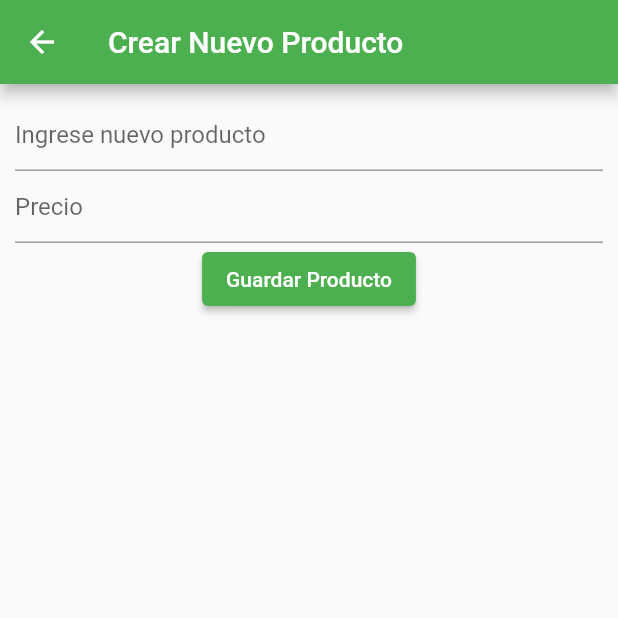
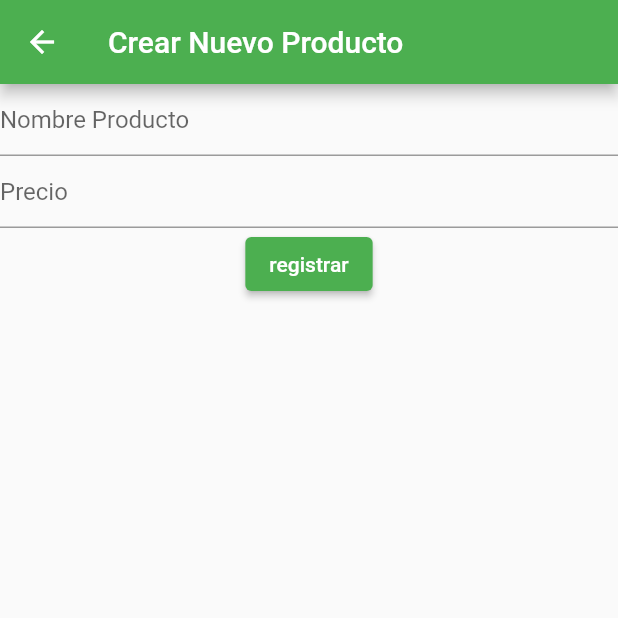
Before and after one commit to GalvanNelson/tienda, a Flutter app: the CrearProducto screen opened by its route, on a phone screen of 412 x 824 dp, the top half of it. Run offline on Flutter 3.47's test engine with Material 2 defaults, Android fonts, the phone set to English and light mode, and no system bars; our stand-ins replace cloud_firestore, firebase_core, firebase_storage, google_fonts, image_picker; accounts and stored records are empty.

Commit message:
validador de formulario para registrar producto

```diff
--- /dev/null
+++ b/lib/models/inventario.dart
@@ -0,0 +1,16 @@
+import 'package:tienda/models/producto.dart';
+
+class Inventario extends Producto {
+  final List _listaInventario = [];
+
+  Inventario({
+    String? nombreProducto,
+    double? precio,
+  }) : super(nombreProducto, precio);
+
+  get listaInvenatrio => _listaInventario;
+
+  void adicionarProducto(String nombreProducto, double precio) {
+    _listaInventario.add(Producto(nombreProducto, precio));
+  }
+}
--- a/lib/models/inventario_models.dart
+++ /dev/null
@@ -1,6 +0,0 @@
-class InventarioModels {
-  String nombreItem;
-  double precio;
-
-  InventarioModels(this.nombreItem, this.precio);
-}
--- /dev/null
+++ b/lib/models/producto.dart
@@ -0,0 +1,6 @@
+class Producto {
+  String? nombreProducto;
+  double? precio;
+
+  Producto(this.nombreProducto, this.precio);
+}
--- a/lib/routes/routers.dart
+++ b/lib/routes/routers.dart
@@ -16,5 +16,5 @@ final routers = {
   '/crearProducto': (context) => const CrearProducto(),
   '/editarProducto': (context) => const EditarProducto(),
   '/error404': (context) => const Error404(),
-  '/ventas': (context) => const RegistrarVentas()
+  '/ventas': (context) => RegistrarVentas()
 };
--- a/lib/screens/gestionar_inventario/crear_producto.dart
+++ b/lib/screens/gestionar_inventario/crear_producto.dart
@@ -1,5 +1,6 @@
 import 'package:flutter/material.dart';
-import '../../services/inventario_services.dart';
+import '../../models/inventario.dart';
+import '../../services/data_base_inventario.dart';
 
 class CrearProducto extends StatefulWidget {
   const CrearProducto({super.key});
@@ -19,30 +20,62 @@ class _CrearProductoState extends State<CrearProducto> {
         appBar: AppBar(
           title: const Text('Crear Nuevo Producto'),
         ),
-      body: Padding(
-        padding: const EdgeInsets.all(10.0),
+        body: const FormRegistrarProducto());
+  }
+}
+
+class FormRegistrarProducto extends StatefulWidget {
+  const FormRegistrarProducto({super.key});
+
+  @override
+  State<FormRegistrarProducto> createState() => _FormRegistrarProductoState();
+}
+
+class _FormRegistrarProductoState extends State<FormRegistrarProducto> {
+  final invetario = Inventario();
+  final _formKey = GlobalKey<FormState>();
+  TextEditingController nombreProductoController =
+      TextEditingController(text: "");
+  TextEditingController precioProductoController =
+      TextEditingController(text: "");
+
+  @override
+  Widget build(BuildContext context) {
+    return Form(
+      key: _formKey,
       child: Column(
         children: [
-            TextField(
-              controller: nameController,
-              decoration:
-                  const InputDecoration(hintText: 'Ingrese nuevo producto'),
+          TextFormField(
+            decoration: const InputDecoration(hintText: 'Nombre Producto'),
+            controller: nombreProductoController,
+            validator: (value) {
+              if (value!.isEmpty) {
+                return 'Campo requerido';
+              }
+              return null;
+            },
           ),
-            TextField(
-              controller: precioController,
+          TextFormField(
+            decoration: const InputDecoration(hintText: 'Precio'),
             keyboardType: TextInputType.number,
-              decoration: const InputDecoration(hintText: 'Precio'),
+            controller: precioProductoController,
+            validator: (value) {
+              if (value!.isEmpty) {
+                return 'Campo requerido';
+              }
+              return null;
+            },
           ),
           ElevatedButton(
               onPressed: () async {
-                  //* el ".then" se ejecuta despues de terinar el "await"
-                  await crearProducto(nameController.text,
-                          double.parse(precioController.text))
+                if (_formKey.currentState!.validate()) {
+                  await crearProducto(nombreProductoController.text,
+                          double.parse(precioProductoController.text))
                       .then((_) => Navigator.pop(context));
+                }
               },
-                child: const Text('Guardar Producto'))
+              child: const Text('registrar')),
         ],
-        ),
       ),
     );
   }
--- a/lib/screens/gestionar_inventario/editar_producto.dart
+++ b/lib/screens/gestionar_inventario/editar_producto.dart
@@ -1,7 +1,7 @@
 import 'package:flutter/material.dart';
 import 'package:provider/provider.dart';
 import 'package:tienda/provider/inventario_provider.dart';
-import '../../services/inventario_services.dart';
+import '../../services/data_base_inventario.dart';
 import '../../widgets/index.dart';
 
 class EditarProducto extends StatefulWidget {
--- a/lib/screens/gestionar_inventario/listar_inventario.dart
+++ b/lib/screens/gestionar_inventario/listar_inventario.dart
@@ -1,5 +1,5 @@
 import 'package:flutter/material.dart';
-import 'package:tienda/services/inventario_services.dart';
+import 'package:tienda/services/data_base_inventario.dart';
 
 class ListarInventario extends StatefulWidget {
   const ListarInventario({super.key});
--- a/lib/screens/ventas/registrar_venta.dart
+++ b/lib/screens/ventas/registrar_venta.dart
@@ -1,5 +1,5 @@
 import 'package:flutter/material.dart';
-import 'package:tienda/const/string_const.dart';
+import 'package:tienda/models/inventario.dart';
 import 'package:tienda/screens/widgets/header.dart';
 
 class RegistrarVentas extends StatefulWidget {
@@ -15,8 +15,64 @@ class _RegistrarVentasState extends State<RegistrarVentas> {
     return HeaderScaffold(
       body: Container(
         alignment: Alignment.center,
-        child: Image.asset('assets/imagenes/avocado.png'),
+        child: FormRegistrarProducto(),
       ),
     );
   }
 }
+
+class FormRegistrarProducto extends StatefulWidget {
+  const FormRegistrarProducto({super.key});
+
+  @override
+  State<FormRegistrarProducto> createState() => _FormRegistrarProductoState();
+}
+
+class _FormRegistrarProductoState extends State<FormRegistrarProducto> {
+  final invetario = Inventario();
+  final _formKey = GlobalKey<FormState>();
+  TextEditingController nombreProductoController =
+      TextEditingController(text: "");
+  TextEditingController precioProductoController =
+      TextEditingController(text: "");
+
+  @override
+  Widget build(BuildContext context) {
+    return Form(
+      key: _formKey,
+      child: Column(
+        children: [
+          TextFormField(
+            decoration: const InputDecoration(hintText: 'Nombre Producto'),
+            controller: nombreProductoController,
+            validator: (value) {
+              if (value!.isEmpty) {
+                return 'Campo requerido';
+              }
+              return null;
+            },
+          ),
+          TextFormField(
+            decoration: const InputDecoration(hintText: 'Precio'),
+            keyboardType: TextInputType.number,
+            controller: precioProductoController,
+            validator: (value) {
+              if (value!.isEmpty) {
+                return 'Campo requerido';
+              }
+              return null;
+            },
+          ),
+          ElevatedButton(
+              onPressed: () {
+                if (_formKey.currentState!.validate()) {
+                  invetario.adicionarProducto(nombreProductoController.text,
+                      double.parse(precioProductoController.text));
+                }
+              },
+              child: const Text('registrar'))
+        ],
+      ),
+    );
+  }
+}
```
Also changed, not shown: lib/services/data_base_inventario.dart (renamed from lib/services/inventario_services.dart). Lines whose indentation alone changed are shown as unchanged.
